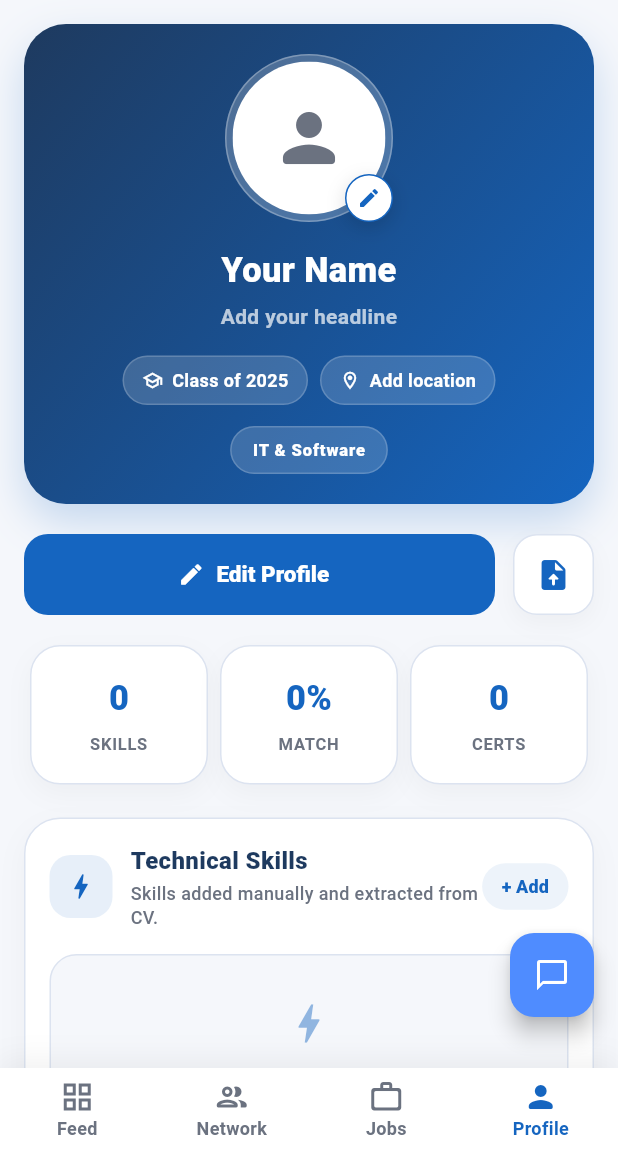
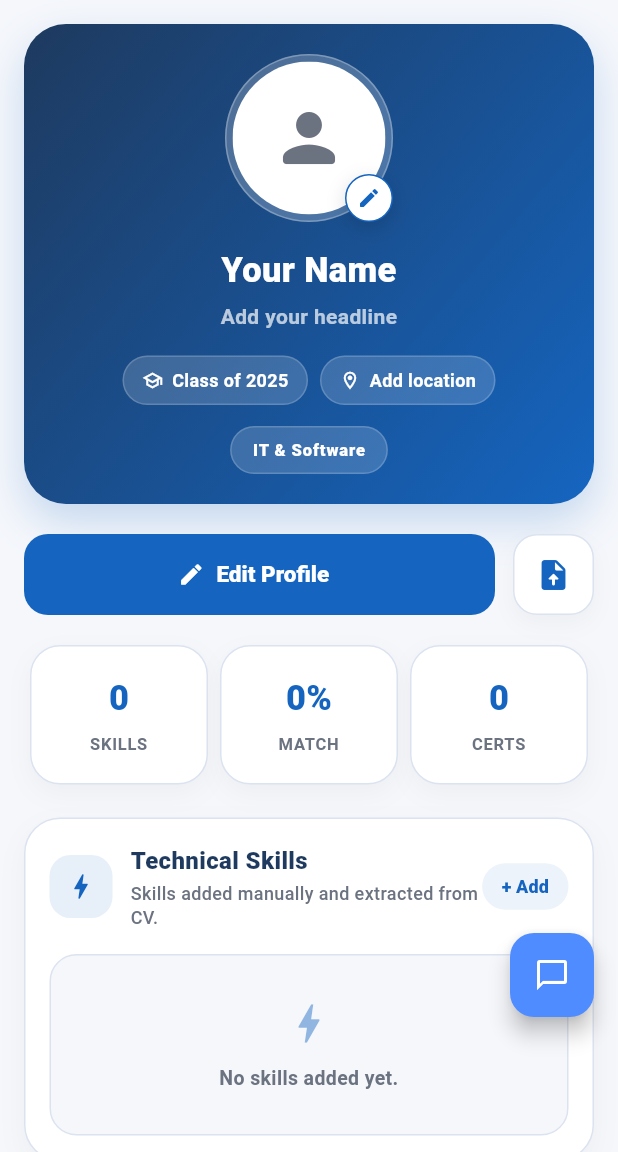
Before and after one commit to Chathurapadmal/skillmatch, a Flutter app: the ProfilePage screen opened directly, on a phone screen of 412 x 824 dp, the part 84-1236 px from its top. Run offline on Flutter 3.47's test engine with Material 3 defaults, Android fonts, the phone set to English and light mode, and no system bars; our stand-ins replace cloud_firestore, file_picker, firebase_auth, firebase_core, flutter_animate, flutter_secure_storage and 6 more; missing offline and left inert: base32, firebase_app_check, otp; accounts and stored records are empty.

Commit message:
profile added

```diff
--- a/lib/pages/applicant/profile/profilepage.dart
+++ b/lib/pages/applicant/profile/profilepage.dart
@@ -1231,58 +1231,6 @@
             ),
           ],
         ),
-        bottomNavigationBar: Container(
-          decoration: BoxDecoration(
-            color: Colors.white,
-            boxShadow: [
-              BoxShadow(
-                color: Colors.black.withOpacity(0.05),
-                blurRadius: 16,
-                offset: const Offset(0, -6),
-              ),
-            ],
-          ),
-          child: BottomNavigationBar(
-            type: BottomNavigationBarType.fixed,
-            backgroundColor: Colors.white,
-            selectedItemColor: _ProfileColors.primary,
-            unselectedItemColor: _ProfileColors.textMuted,
-            showSelectedLabels: true,
-            showUnselectedLabels: true,
-            elevation: 0,
-            currentIndex: 3,
-            selectedLabelStyle: const TextStyle(
-              fontWeight: FontWeight.w700,
-              fontSize: 12,
-            ),
-            unselectedLabelStyle: const TextStyle(
-              fontWeight: FontWeight.w600,
-              fontSize: 12,
-            ),
-            items: const [
-              BottomNavigationBarItem(
-                icon: Icon(Icons.grid_view_outlined),
-                activeIcon: Icon(Icons.grid_view_rounded),
-                label: 'Feed',
-              ),
-              BottomNavigationBarItem(
-                icon: Icon(Icons.people_outline_rounded),
-                activeIcon: Icon(Icons.people_rounded),
-                label: 'Network',
-              ),
-              BottomNavigationBarItem(
-                icon: Icon(Icons.work_outline_rounded),
-                activeIcon: Icon(Icons.work_rounded),
-                label: 'Jobs',
-              ),
-              BottomNavigationBarItem(
-                icon: Icon(Icons.person_outline_rounded),
-                activeIcon: Icon(Icons.person_rounded),
-                label: 'Profile',
-              ),
-            ],
-          ),
-        ),
         body: _loading
             ? const Center(
                 child: CircularProgressIndicator(
```
